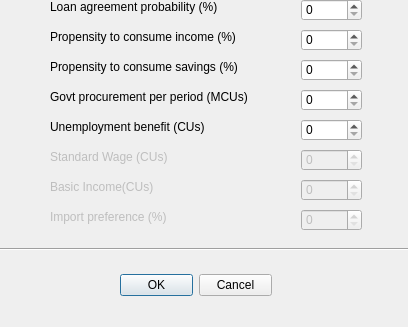
Obson/MicroSim-GUI, file domainparametersdialog.ui: the form before one commit; both pictures show x 0 to 408 and y 351 to 678 of the 408 by 678 pixel window.
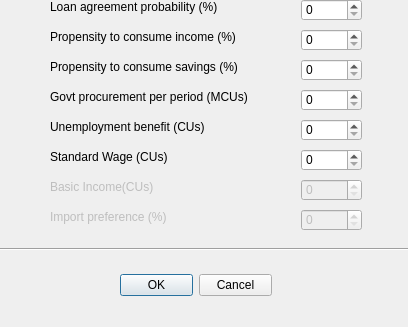
The form after the commit.

```diff
--- a/domainparametersdialog.ui
+++ b/domainparametersdialog.ui
@@ -346,7 +346,7 @@
   </widget>
   <widget class="QLabel" name="label_15">
    <property name="enabled">
-    <bool>false</bool>
+    <bool>true</bool>
    </property>
    <property name="geometry">
     <rect>
@@ -362,7 +362,7 @@
   </widget>
   <widget class="QSpinBox" name="sbStdWage">
    <property name="enabled">
-    <bool>false</bool>
+    <bool>true</bool>
    </property>
    <property name="geometry">
     <rect>
```
